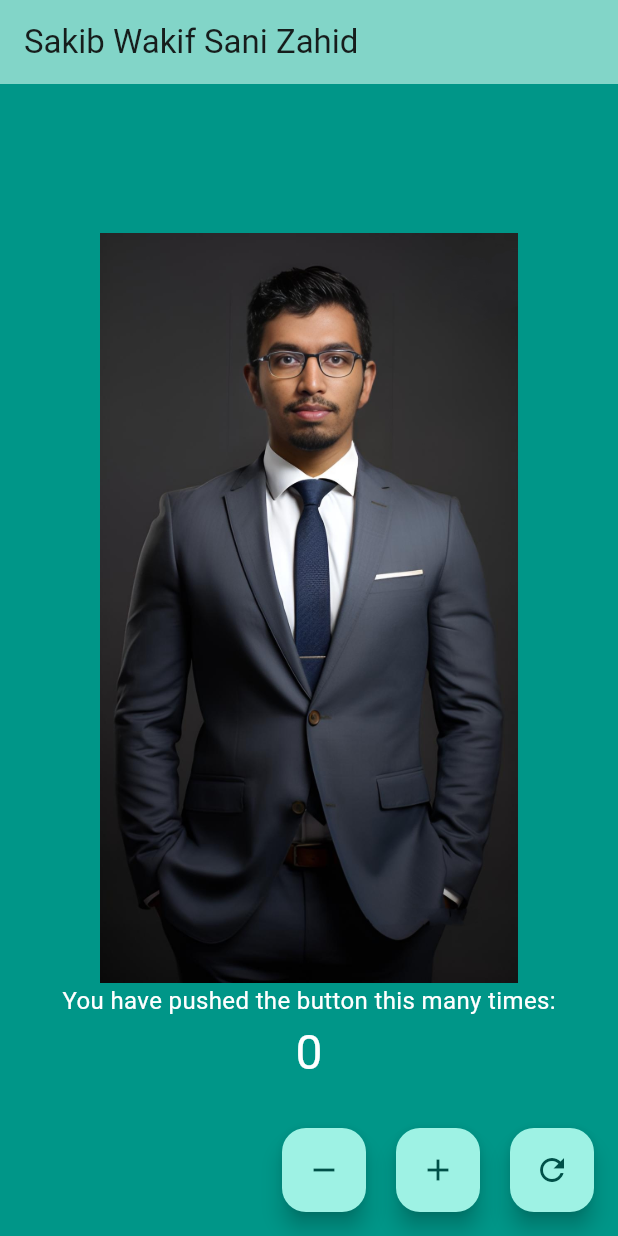
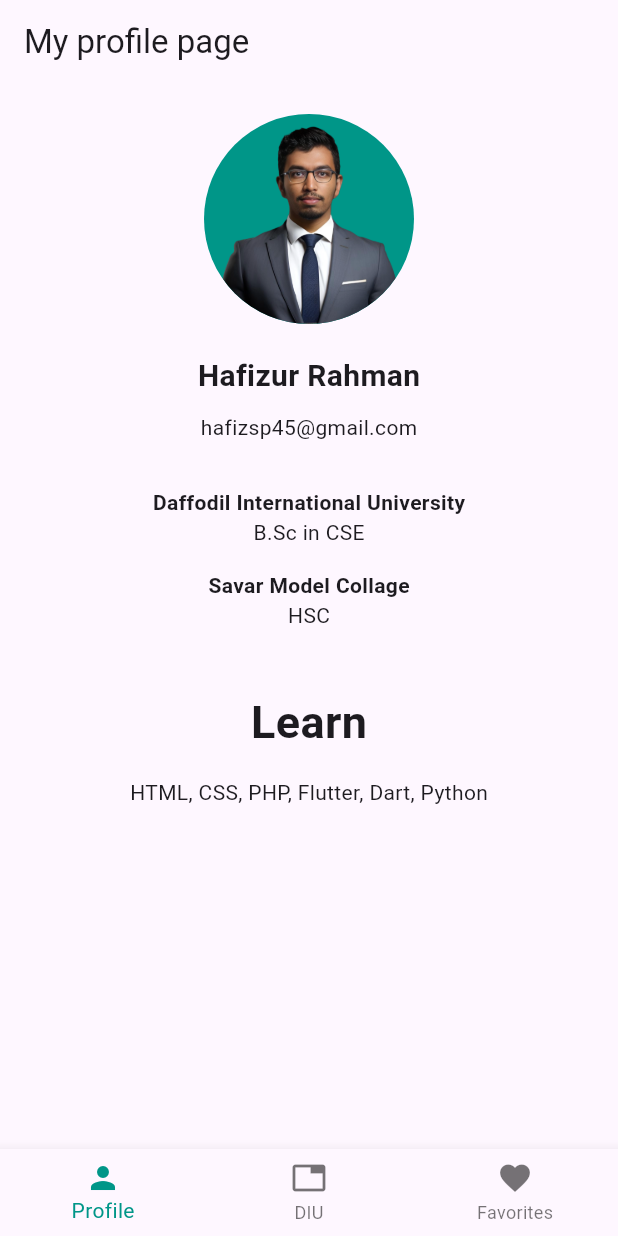
Before and after one commit to hafizflow/ApplicationLab, a Flutter app: the screen it shows after launch, on a phone screen of 412 x 824 dp. Run offline on Flutter 3.47's test engine with Material 3 defaults, Android fonts, the phone set to English and light mode, and no system bars.

Commit message:
4th assignment

```diff
--- /dev/null
+++ b/lib/bottom_nav.dart
@@ -0,0 +1,58 @@
+import 'package:applicationlab/diu_page.dart';
+import 'package:applicationlab/myprofile_page.dart';
+import 'package:applicationlab/favorites_page.dart';
+import 'package:flutter/material.dart';
+
+class BottomNav extends StatefulWidget {
+  const BottomNav({super.key});
+
+  @override
+  State<BottomNav> createState() => _BottomNavState();
+}
+
+class _BottomNavState extends State<BottomNav> {
+  //! Selected Index
+  int selectedIndex = 0;
+
+  //! Pages
+  static const List pages = <Widget>[
+    MyProfilePage(),
+    DIUPage(),
+    FavoritesPage(),
+  ];
+
+  //! Bottom Navigation Bar Code
+  onItemTapped(int index) {
+    setState(() {
+      selectedIndex = index;
+    });
+  }
+
+  @override
+  Widget build(BuildContext context) {
+    return Scaffold(
+      body: pages[selectedIndex],
+
+      //! Bottom Navigation Bar Code
+      bottomNavigationBar: BottomNavigationBar(
+        items: const [
+          BottomNavigationBarItem(
+            icon: Icon(Icons.person),
+            label: 'Profile',
+          ),
+          BottomNavigationBarItem(
+            icon: Icon(Icons.tab),
+            label: 'DIU',
+          ),
+          BottomNavigationBarItem(
+            icon: Icon(Icons.favorite),
+            label: 'Favorites',
+          ),
+        ],
+        currentIndex: selectedIndex,
+        onTap: onItemTapped,
+        selectedItemColor: Colors.teal,
+      ),
+    );
+  }
+}
--- a/lib/main.dart
+++ b/lib/main.dart
@@ -1,3 +1,4 @@
+import 'package:applicationlab/bottom_nav.dart';
 import 'package:flutter/material.dart';
 
 void main() {
@@ -9,97 +10,6 @@ class MyApp extends StatelessWidget {
 
   @override
   Widget build(BuildContext context) {
-    return MaterialApp(
-      title: 'Flutter Demo',
-      debugShowCheckedModeBanner: false,
-      theme: ThemeData(
-        colorScheme: ColorScheme.fromSeed(seedColor: Colors.teal),
-        useMaterial3: true,
-      ),
-      home: const MyHomePage(title: 'Sakib Wakif Sani Zahid'),
-    );
+    return MaterialApp(home: const BottomNav());
   }
 }
-
-class MyHomePage extends StatefulWidget {
-  const MyHomePage({super.key, required this.title});
-
-  final String title;
-
-  @override
-  State<MyHomePage> createState() => _MyHomePageState();
-}
-
-class _MyHomePageState extends State<MyHomePage> {
-  int _counter = 0;
-
-  void _incrementCounter() {
-    setState(() {
-      _counter++;
-    });
-  }
-
-  void _decrementCounter() {
-    setState(() {
-      _counter == 0 ? 0 : _counter--;
-    });
-  }
-
-  void _resetCounter() {
-    setState(() {
-      _counter = 0;
-    });
-  }
-
-  @override
-  Widget build(BuildContext context) {
-    return Scaffold(
-      backgroundColor: Colors.teal,
-      appBar: AppBar(
-        backgroundColor: Theme.of(context).colorScheme.inversePrimary,
-        title: Text(widget.title),
-      ),
-      body: Center(
-        child: Column(
-          mainAxisAlignment: MainAxisAlignment.center,
-          children: <Widget>[
-            Image.asset(
-              'assets/my_image.JPG',
-              height: 500,
-              width: 300,
-            ),
-            const Text(
-              'You have pushed the button this many times:',
-              style: TextStyle(color: Colors.white, fontSize: 16),
-            ),
-            Text(
-              '$_counter',
-              style: TextStyle(color: Colors.white, fontSize: 32),
-            ),
-          ],
-        ),
-      ),
-      floatingActionButton: Row(
-        mainAxisAlignment: MainAxisAlignment.end,
-        spacing: 20,
-        children: [
-          FloatingActionButton(
-            onPressed: _decrementCounter,
-            tooltip: 'DecrementCounter',
-            child: const Icon(Icons.remove),
-          ),
-          FloatingActionButton(
-            onPressed: _incrementCounter,
-            tooltip: 'Increment',
-            child: const Icon(Icons.add),
-          ),
-          FloatingActionButton(
-            onPressed: _resetCounter,
-            tooltip: 'Reset',
-            child: const Icon(Icons.refresh),
-          ),
-        ],
-      ),
-    );
-  }
-}
--- /dev/null
+++ b/lib/myprofile_page.dart
@@ -0,0 +1,85 @@
+import 'package:flutter/material.dart';
+
+class MyProfilePage extends StatefulWidget {
+  const MyProfilePage({super.key});
+
+  @override
+  State<MyProfilePage> createState() => _MyProfilePageState();
+}
+
+class _MyProfilePageState extends State<MyProfilePage> {
+  @override
+  Widget build(BuildContext context) {
+    return Scaffold(
+      appBar: AppBar(title: Text('My profile page')),
+      body: SingleChildScrollView(
+        child: Center(
+          child: Column(
+            children: [
+              //! Profile Picture
+              Container(
+                margin: EdgeInsets.only(top: 20),
+                child: CircleAvatar(
+                  backgroundColor: Colors.teal,
+                  radius: 70,
+                  backgroundImage: AssetImage('assets/file.png'),
+                ),
+              ),
+
+              //! Name
+              Container(
+                margin: EdgeInsets.only(top: 20),
+                child: Text(
+                  'Hafizur Rahman',
+                  style: TextStyle(
+                    fontSize: 20,
+                    fontWeight: FontWeight.bold,
+                  ),
+                ),
+              ),
+
+              //! Email
+              Container(
+                margin: EdgeInsets.only(top: 10),
+                child: Text('hafizsp45@gmail.com'),
+              ),
+
+              // Education
+              SizedBox(height: 30),
+              Text(
+                'Daffodil International University',
+                style: TextStyle(
+                  fontSize: 14,
+                  fontWeight: FontWeight.bold,
+                ),
+              ),
+              Text('B.Sc in CSE'),
+
+              SizedBox(height: 15),
+              Text(
+                'Savar Model Collage',
+                style: TextStyle(
+                  fontSize: 14,
+                  fontWeight: FontWeight.bold,
+                ),
+              ),
+              Text('HSC'),
+
+              SizedBox(height: 40),
+              Text(
+                'Learn',
+                style: TextStyle(
+                  fontSize: 30,
+                  fontWeight: FontWeight.bold,
+                ),
+              ),
+
+              SizedBox(height: 15),
+              Text('HTML, CSS, PHP, Flutter, Dart, Python')
+            ],
+          ),
+        ),
+      ),
+    );
+  }
+}
--- a/pubspec.yaml
+++ b/pubspec.yaml
@@ -2,7 +2,7 @@ name: applicationlab
 description: "A new Flutter project."
 # The following line prevents the package from being accidentally published to
 # pub.dev using `flutter pub publish`. This is preferred for private packages.
-publish_to: 'none' # Remove this line if you wish to publish to pub.dev
+publish_to: "none" # Remove this line if you wish to publish to pub.dev
 
 # The following defines the version and build number for your application.
 # A version number is three numbers separated by dots, like 1.2.43
@@ -51,7 +51,6 @@ dev_dependencies:
 
 # The following section is specific to Flutter packages.
 flutter:
-
   # The following line ensures that the Material Icons font is
   # included with your application, so that you can use the icons in
   # the material Icons class.
@@ -59,8 +58,7 @@ flutter:
 
   # To add assets to your application, add an assets section, like this:
   assets:
-     - assets/
-
+    - assets/
 
   # An image asset can refer to one or more resolution-specific "variants", see
   # https://flutter.dev/to/resolution-aware-images
```
Also changed, not shown: lib/diu_page.dart (added, +36 -0 lines), lib/favorites_page.dart (added, +45 -0 lines), assets/file.png (added), pubspec.lock, 125 other files.
